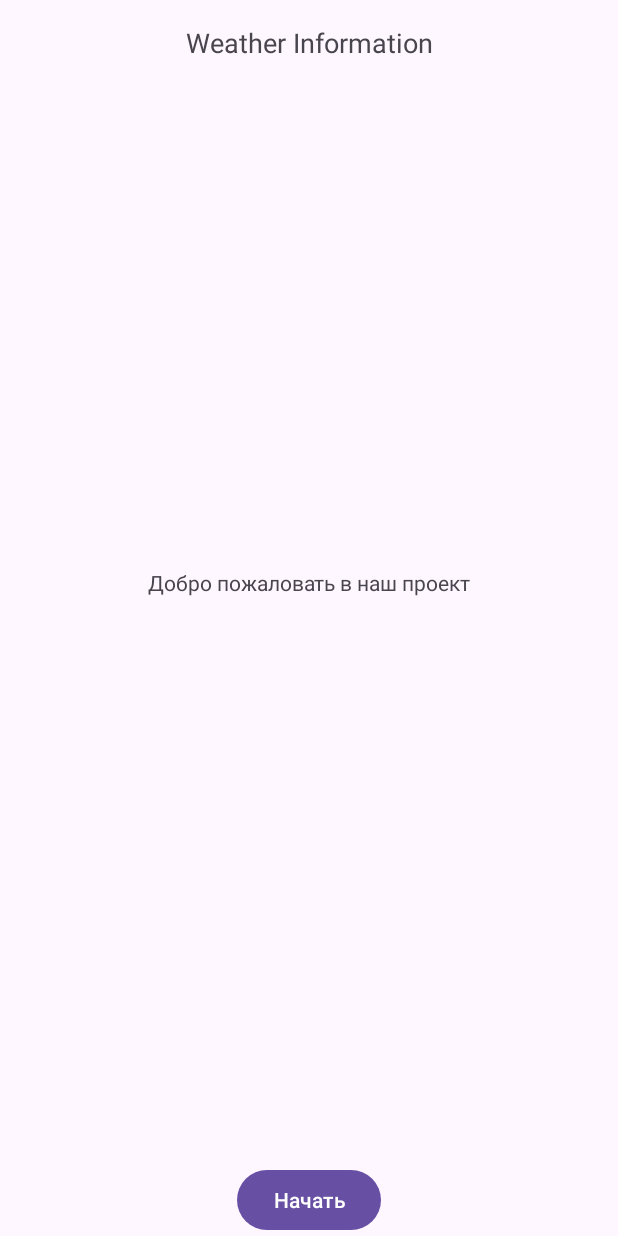
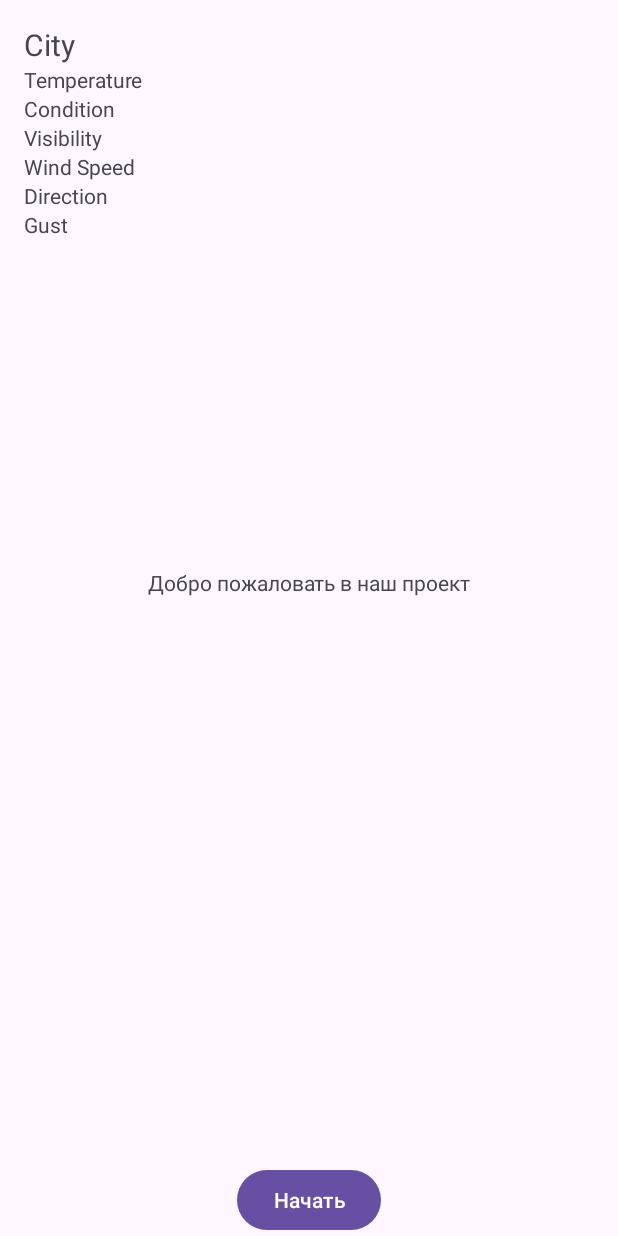
Before and after one commit to damirbeybitov/weatherApp_android, an Android app: the fragment CurrentWeatherFragment placed in its activity, on a phone screen of 412 x 824 dp. Run offline under Robolectric (Android 15) with nearby library versions, the phone set to English and light mode, and no system bars; our stand-ins replace navigation-ui; network calls fail; 2 statements that could not run were skipped.

Commit message:
app with current weather with a more informations

```diff
--- a/app/src/main/java/com/example/finalproject/CurrentWeatherFragment.kt
+++ b/app/src/main/java/com/example/finalproject/CurrentWeatherFragment.kt
@@ -58,10 +58,14 @@ class CurrentWeatherFragment : Fragment() {
         Toast.makeText(context, errorMessage, Toast.LENGTH_LONG).show()
     }
     private fun displayWeatherData(weatherResponse: WeatherResponse) {
-        // Update UI with weather data
-        binding.textViewWeatherInfo.text = "City: ${weatherResponse.name}\n" +
-                "Temperature: ${weatherResponse.main.temp}°C\n" +
-                "Condition: ${weatherResponse.weather[0].main} - ${weatherResponse.weather[0].description}"
+        binding.textViewCityName.text = "City: ${weatherResponse.name}"
+        binding.textViewTemperature.text = "Temperature: ${String.format("%.1f", weatherResponse.main.temp)}°C"
+        binding.textViewCondition.text = "Condition: ${weatherResponse.weather[0].main} - ${weatherResponse.weather[0].description}"
+        binding.textViewVisibility.text = "Visibility: ${weatherResponse.visibility / 1000.0} km"
+        binding.textViewWindSpeed.text = "Wind Speed: ${weatherResponse.wind.speed} m/s"
+        binding.textViewWindDirection.text = "Direction: ${weatherResponse.wind.deg}°"
+        binding.textViewWindGust.text = "Gust: ${weatherResponse.wind.gust} m/s"
+        // Add more TextView updates here for other data like pressure, humidity, etc.
     }
 
     override fun onDestroyView() {
--- a/app/src/main/java/com/example/finalproject/WeatherResponse.kt
+++ b/app/src/main/java/com/example/finalproject/WeatherResponse.kt
@@ -5,14 +5,28 @@ import com.google.gson.annotations.SerializedName
 data class WeatherResponse(
     @SerializedName("weather") val weather: List<Weather>,
     @SerializedName("main") val main: Main,
-    @SerializedName("name") val name: String
+    @SerializedName("name") val name: String,
+    @SerializedName("visibility") val visibility: Int,
+    @SerializedName("wind") val wind: Wind
+
 ) {
     data class Weather(
         @SerializedName("main") val main: String,
-        @SerializedName("description") val description: String
+        @SerializedName("description") val description: String,
+
     )
+    data class Main(
+        @SerializedName("temp") val temp: Double,
+        @SerializedName("feels_like") val feelsLike: Double,
+        @SerializedName("temp_min") val tempMin: Double,
+        @SerializedName("temp_max") val tempMax: Double,
+        @SerializedName("pressure") val pressure: Int,
+        @SerializedName("humidity") val humidity: Int
 
-    data class Main(
-        @SerializedName("temp") val temp: Double
+    )
+    data class Wind(
+        @SerializedName("speed") val speed: Double,
+        @SerializedName("deg") val deg: Int,
+        @SerializedName("gust") val gust: Double
     )
 }
--- a/app/src/main/res/layout/fragment_current_weather.xml
+++ b/app/src/main/res/layout/fragment_current_weather.xml
@@ -1,20 +1,69 @@
 <?xml version="1.0" encoding="utf-8"?>
 <androidx.constraintlayout.widget.ConstraintLayout xmlns:android="http://schemas.android.com/apk/res/android"
     xmlns:app="http://schemas.android.com/apk/res-auto"
+    xmlns:tools="http://schemas.android.com/tools"
     android:layout_width="match_parent"
     android:layout_height="match_parent"
     android:padding="16dp">
 
     <TextView
-        android:id="@+id/textViewWeatherInfo"
+        android:id="@+id/textViewCityName"
         android:layout_width="wrap_content"
         android:layout_height="wrap_content"
-        android:text="Weather Information"
-        android:textSize="18sp"
+        android:text="City"
+        android:textSize="20sp"
         app:layout_constraintTop_toTopOf="parent"
-        app:layout_constraintStart_toStartOf="parent"
-        app:layout_constraintEnd_toEndOf="parent" />
+        app:layout_constraintStart_toStartOf="parent" />
 
-    <!-- Additional UI elements to display weather details like temperature, condition, etc. -->
+    <!-- Additional TextViews for each weather detail -->
+    <TextView
+        android:id="@+id/textViewTemperature"
+        android:layout_width="wrap_content"
+        android:layout_height="wrap_content"
+        android:text="Temperature"
+        app:layout_constraintTop_toBottomOf="@id/textViewCityName"
+        app:layout_constraintStart_toStartOf="parent" />
+
+    <TextView
+        android:id="@+id/textViewCondition"
+        android:layout_width="wrap_content"
+        android:layout_height="wrap_content"
+        android:text="Condition"
+        app:layout_constraintTop_toBottomOf="@id/textViewTemperature"
+        app:layout_constraintStart_toStartOf="parent" />
+
+    <TextView
+        android:id="@+id/textViewVisibility"
+        android:layout_width="wrap_content"
+        android:layout_height="wrap_content"
+        android:text="Visibility"
+        app:layout_constraintTop_toBottomOf="@id/textViewCondition"
+        app:layout_constraintStart_toStartOf="parent" />
+
+    <TextView
+        android:id="@+id/textViewWindSpeed"
+        android:layout_width="wrap_content"
+        android:layout_height="wrap_content"
+        android:text="Wind Speed"
+        app:layout_constraintTop_toBottomOf="@id/textViewVisibility"
+        app:layout_constraintStart_toStartOf="parent" />
+
+    <TextView
+        android:id="@+id/textViewWindDirection"
+        android:layout_width="wrap_content"
+        android:layout_height="wrap_content"
+        android:text="Direction"
+        app:layout_constraintTop_toBottomOf="@id/textViewWindSpeed"
+        app:layout_constraintStart_toStartOf="parent" />
+
+    <TextView
+        android:id="@+id/textViewWindGust"
+        android:layout_width="wrap_content"
+        android:layout_height="wrap_content"
+        android:text="Gust"
+        app:layout_constraintTop_toBottomOf="@id/textViewWindDirection"
+        app:layout_constraintStart_toStartOf="parent" />
+
+    <!-- Add more TextViews for pressure, humidity, etc., as needed -->
 
 </androidx.constraintlayout.widget.ConstraintLayout>
```
